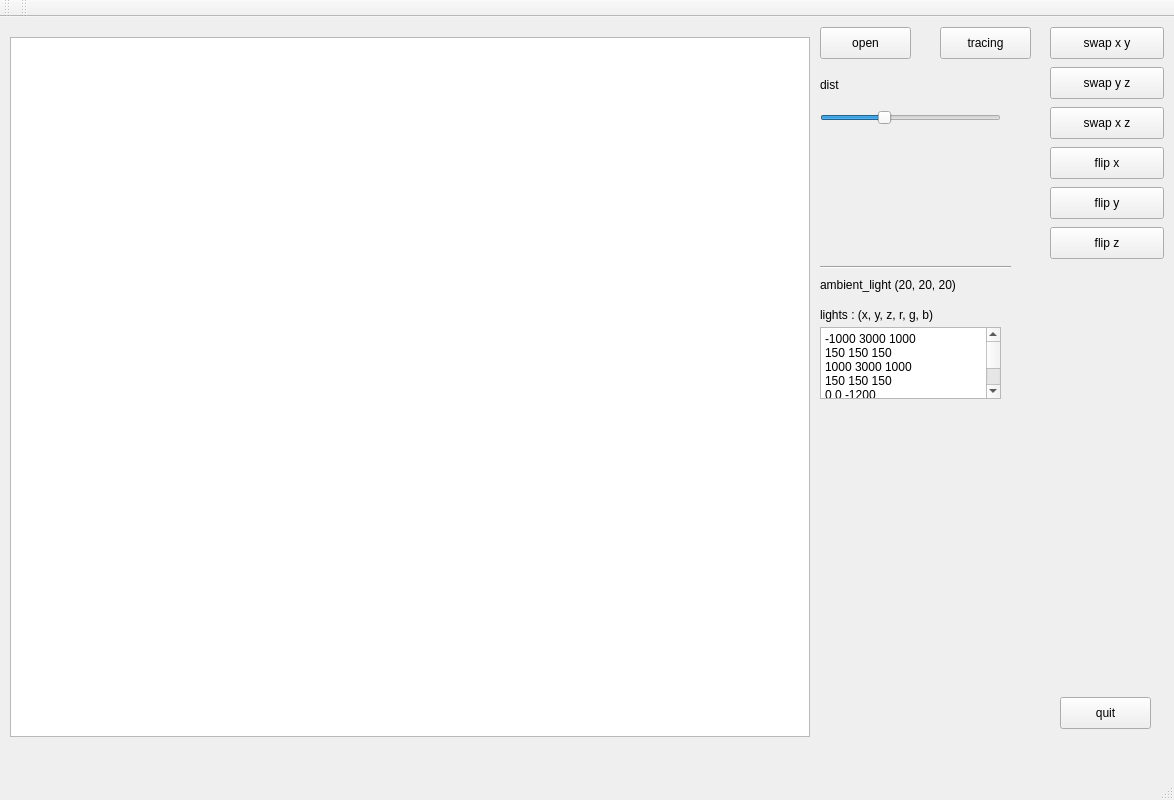
This is mainwindow.ui in ppwwyyxx/Ray-Tracing-Engine as Qt 5 draws it before an edit. The edited form follows.
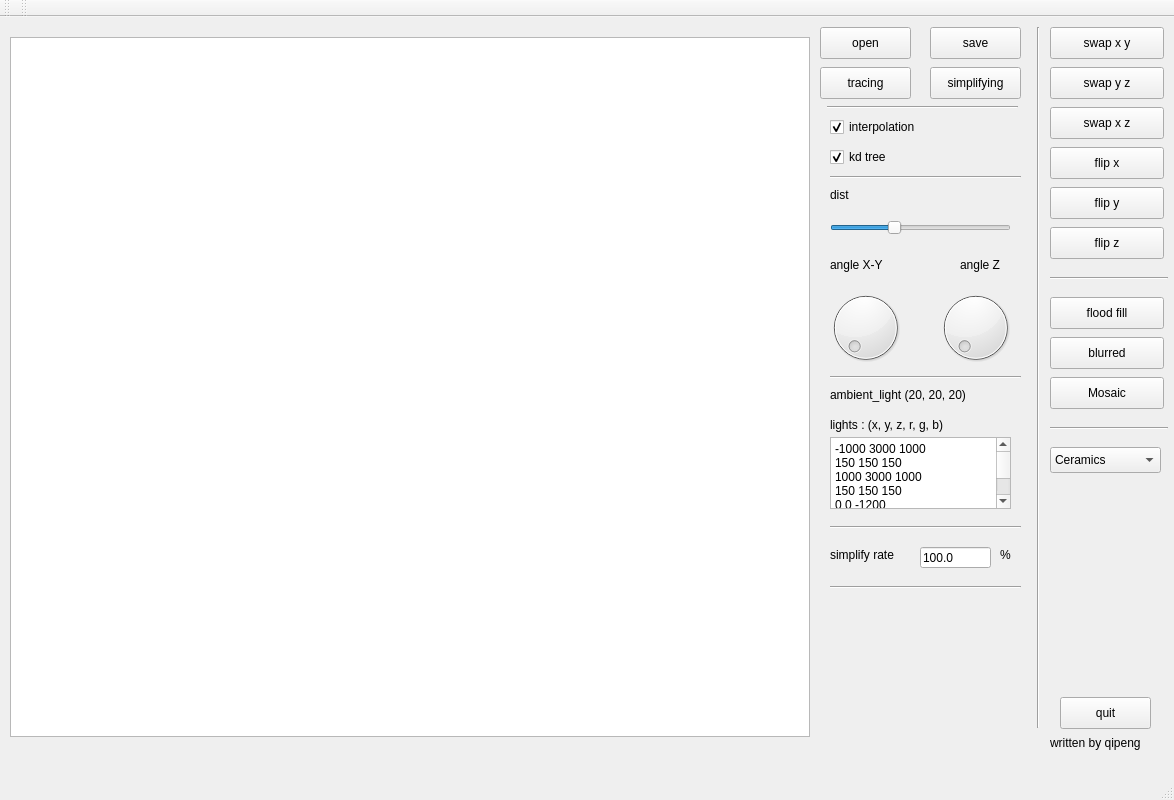
This is the edited form.

```diff
--- a/mainwindow.ui
+++ b/mainwindow.ui
@@ -30,8 +30,8 @@
    <widget class="QPushButton" name="begin_tracing">
     <property name="geometry">
      <rect>
-      <x>940</x>
-      <y>10</y>
+      <x>820</x>
+      <y>50</y>
       <width>91</width>
       <height>32</height>
      </rect>
@@ -40,11 +40,69 @@
      <string>tracing</string>
     </property>
    </widget>
+   <widget class="QPushButton" name="begin_simplify">
+    <property name="geometry">
+     <rect>
+      <x>930</x>
+      <y>50</y>
+      <width>91</width>
+      <height>32</height>
+     </rect>
+    </property>
+    <property name="text">
+     <string>simplifying</string>
+    </property>
+   </widget>
+   <widget class="QCheckBox" name="interpolation">
+    <property name="geometry">
+     <rect>
+      <x>830</x>
+      <y>100</y>
+      <width>181</width>
+      <height>20</height>
+     </rect>
+    </property>
+    <property name="text">
+     <string>interpolation</string>
+    </property>
+    <property name="checked">
+     <bool>true</bool>
+    </property>
+   </widget>
+   <widget class="QCheckBox" name="kd_tree">
+    <property name="geometry">
+     <rect>
+      <x>830</x>
+      <y>130</y>
+      <width>87</width>
+      <height>20</height>
+     </rect>
+    </property>
+    <property name="text">
+     <string>kd tree</string>
+    </property>
+    <property name="checked">
+     <bool>true</bool>
+    </property>
+   </widget>
+   <widget class="Line" name="line">
+    <property name="geometry">
+     <rect>
+      <x>827</x>
+      <y>80</y>
+      <width>191</width>
+      <height>20</height>
+     </rect>
+    </property>
+    <property name="orientation">
+     <enum>Qt::Horizontal</enum>
+    </property>
+   </widget>
    <widget class="QLabel" name="label">
     <property name="geometry">
      <rect>
-      <x>820</x>
-      <y>260</y>
+      <x>830</x>
+      <y>370</y>
       <width>171</width>
       <height>16</height>
      </rect>
@@ -56,8 +114,8 @@
    <widget class="QLabel" name="label_3">
     <property name="geometry">
      <rect>
-      <x>820</x>
-      <y>60</y>
+      <x>830</x>
+      <y>170</y>
       <width>62</width>
       <height>16</height>
      </rect>
@@ -66,11 +124,37 @@
      <string>dist</string>
     </property>
    </widget>
+   <widget class="QLabel" name="label_5">
+    <property name="geometry">
+     <rect>
+      <x>830</x>
+      <y>240</y>
+      <width>111</width>
+      <height>16</height>
+     </rect>
+    </property>
+    <property name="text">
+     <string>angle X-Y</string>
+    </property>
+   </widget>
+   <widget class="Line" name="line_2">
+    <property name="geometry">
+     <rect>
+      <x>830</x>
+      <y>150</y>
+      <width>191</width>
+      <height>20</height>
+     </rect>
+    </property>
+    <property name="orientation">
+     <enum>Qt::Horizontal</enum>
+    </property>
+   </widget>
    <widget class="Line" name="line_3">
     <property name="geometry">
      <rect>
-      <x>820</x>
-      <y>240</y>
+      <x>830</x>
+      <y>350</y>
       <width>191</width>
       <height>20</height>
      </rect>
@@ -82,8 +166,8 @@
    <widget class="QPlainTextEdit" name="lights">
     <property name="geometry">
      <rect>
-      <x>820</x>
-      <y>310</y>
+      <x>830</x>
+      <y>420</y>
       <width>181</width>
       <height>72</height>
      </rect>
@@ -102,8 +186,8 @@
    <widget class="QLabel" name="label_6">
     <property name="geometry">
      <rect>
-      <x>820</x>
-      <y>290</y>
+      <x>830</x>
+      <y>400</y>
       <width>171</width>
       <height>16</height>
      </rect>
@@ -115,8 +199,8 @@
    <widget class="QSlider" name="dist">
     <property name="geometry">
      <rect>
-      <x>820</x>
-      <y>90</y>
+      <x>830</x>
+      <y>200</y>
       <width>181</width>
       <height>22</height>
      </rect>
@@ -134,6 +218,51 @@
      <enum>Qt::Horizontal</enum>
     </property>
    </widget>
+   <widget class="QDial" name="angle_xy">
+    <property name="geometry">
+     <rect>
+      <x>820</x>
+      <y>270</y>
+      <width>91</width>
+      <height>81</height>
+     </rect>
+    </property>
+    <property name="maximum">
+     <number>359</number>
+    </property>
+    <property name="value">
+     <number>0</number>
+    </property>
+   </widget>
+   <widget class="QLabel" name="label_7">
+    <property name="geometry">
+     <rect>
+      <x>960</x>
+      <y>240</y>
+      <width>111</width>
+      <height>16</height>
+     </rect>
+    </property>
+    <property name="text">
+     <string>angle Z</string>
+    </property>
+   </widget>
+   <widget class="QDial" name="angle_z">
+    <property name="geometry">
+     <rect>
+      <x>930</x>
+      <y>270</y>
+      <width>91</width>
+      <height>81</height>
+     </rect>
+    </property>
+    <property name="maximum">
+     <number>359</number>
+    </property>
+    <property name="value">
+     <number>0</number>
+    </property>
+   </widget>
    <widget class="QPushButton" name="open">
     <property name="geometry">
      <rect>
@@ -147,6 +276,19 @@
      <string>open</string>
     </property>
    </widget>
+   <widget class="QPushButton" name="save">
+    <property name="geometry">
+     <rect>
+      <x>930</x>
+      <y>10</y>
+      <width>91</width>
+      <height>32</height>
+     </rect>
+    </property>
+    <property name="text">
+     <string>save</string>
+    </property>
+   </widget>
    <widget class="QPushButton" name="quit_it">
     <property name="geometry">
      <rect>
@@ -160,6 +302,84 @@
      <string>quit</string>
     </property>
    </widget>
+   <widget class="Line" name="line_4">
+    <property name="geometry">
+     <rect>
+      <x>830</x>
+      <y>500</y>
+      <width>191</width>
+      <height>20</height>
+     </rect>
+    </property>
+    <property name="orientation">
+     <enum>Qt::Horizontal</enum>
+    </property>
+   </widget>
+   <widget class="QLineEdit" name="target_rate">
+    <property name="geometry">
+     <rect>
+      <x>920</x>
+      <y>530</y>
+      <width>71</width>
+      <height>21</height>
+     </rect>
+    </property>
+    <property name="text">
+     <string>100.0</string>
+    </property>
+   </widget>
+   <widget class="QLabel" name="label_2">
+    <property name="geometry">
+     <rect>
+      <x>830</x>
+      <y>530</y>
+      <width>91</width>
+      <height>16</height>
+     </rect>
+    </property>
+    <property name="text">
+     <string>simplify rate</string>
+    </property>
+   </widget>
+   <widget class="QLabel" name="label_4">
+    <property name="geometry">
+     <rect>
+      <x>1000</x>
+      <y>530</y>
+      <width>16</width>
+      <height>16</height>
+     </rect>
+    </property>
+    <property name="text">
+     <string>%</string>
+    </property>
+   </widget>
+   <widget class="Line" name="line_5">
+    <property name="geometry">
+     <rect>
+      <x>830</x>
+      <y>560</y>
+      <width>191</width>
+      <height>20</height>
+     </rect>
+    </property>
+    <property name="orientation">
+     <enum>Qt::Horizontal</enum>
+    </property>
+   </widget>
+   <widget class="Line" name="line_6">
+    <property name="geometry">
+     <rect>
+      <x>1030</x>
+      <y>10</y>
+      <width>16</width>
+      <height>701</height>
+     </rect>
+    </property>
+    <property name="orientation">
+     <enum>Qt::Vertical</enum>
+    </property>
+   </widget>
    <widget class="QPushButton" name="sxy">
     <property name="geometry">
      <rect>
@@ -238,6 +458,114 @@
      <string>flip z</string>
     </property>
    </widget>
+   <widget class="QPushButton" name="fill">
+    <property name="geometry">
+     <rect>
+      <x>1050</x>
+      <y>280</y>
+      <width>114</width>
+      <height>32</height>
+     </rect>
+    </property>
+    <property name="text">
+     <string>flood fill</string>
+    </property>
+   </widget>
+   <widget class="Line" name="line_7">
+    <property name="geometry">
+     <rect>
+      <x>1050</x>
+      <y>260</y>
+      <width>118</width>
+      <height>3</height>
+     </rect>
+    </property>
+    <property name="orientation">
+     <enum>Qt::Horizontal</enum>
+    </property>
+   </widget>
+   <widget class="QPushButton" name="antia">
+    <property name="geometry">
+     <rect>
+      <x>1050</x>
+      <y>320</y>
+      <width>114</width>
+      <height>32</height>
+     </rect>
+    </property>
+    <property name="text">
+     <string>blurred</string>
+    </property>
+   </widget>
+   <widget class="QPushButton" name="mosaic">
+    <property name="geometry">
+     <rect>
+      <x>1050</x>
+      <y>360</y>
+      <width>114</width>
+      <height>32</height>
+     </rect>
+    </property>
+    <property name="text">
+     <string>Mosaic</string>
+    </property>
+   </widget>
+   <widget class="QLabel" name="label_8">
+    <property name="geometry">
+     <rect>
+      <x>1050</x>
+      <y>710</y>
+      <width>121</width>
+      <height>31</height>
+     </rect>
+    </property>
+    <property name="text">
+     <string>written by qipeng</string>
+    </property>
+   </widget>
+   <widget class="Line" name="line_8">
+    <property name="geometry">
+     <rect>
+      <x>1050</x>
+      <y>410</y>
+      <width>118</width>
+      <height>3</height>
+     </rect>
+    </property>
+    <property name="orientation">
+     <enum>Qt::Horizontal</enum>
+    </property>
+   </widget>
+   <widget class="QComboBox" name="texture">
+    <property name="geometry">
+     <rect>
+      <x>1050</x>
+      <y>430</y>
+      <width>111</width>
+      <height>26</height>
+     </rect>
+    </property>
+    <item>
+     <property name="text">
+      <string>Ceramics</string>
+     </property>
+    </item>
+    <item>
+     <property name="text">
+      <string>Silver</string>
+     </property>
+    </item>
+    <item>
+     <property name="text">
+      <string>Mirror</string>
+     </property>
+    </item>
+    <item>
+     <property name="text">
+      <string>Glass</string>
+     </property>
+    </item>
+   </widget>
   </widget>
   <widget class="QMenuBar" name="menuBar">
    <property name="geometry">
```
Left out of the diff: 2 changed lines with no effect on the pictures.
